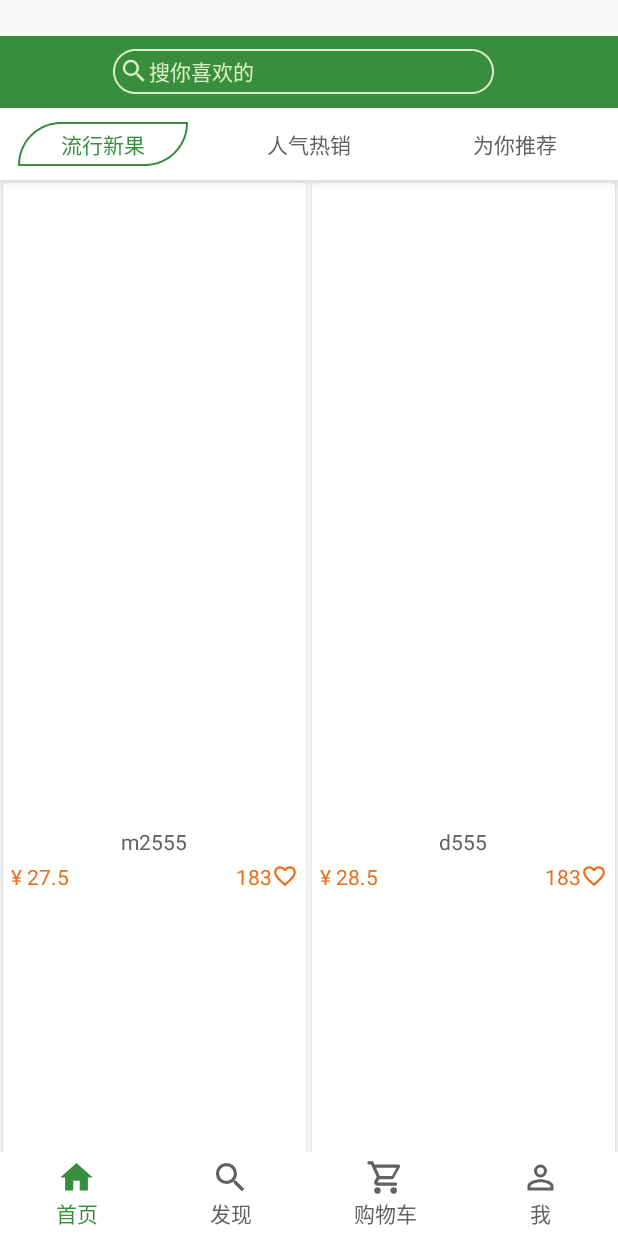
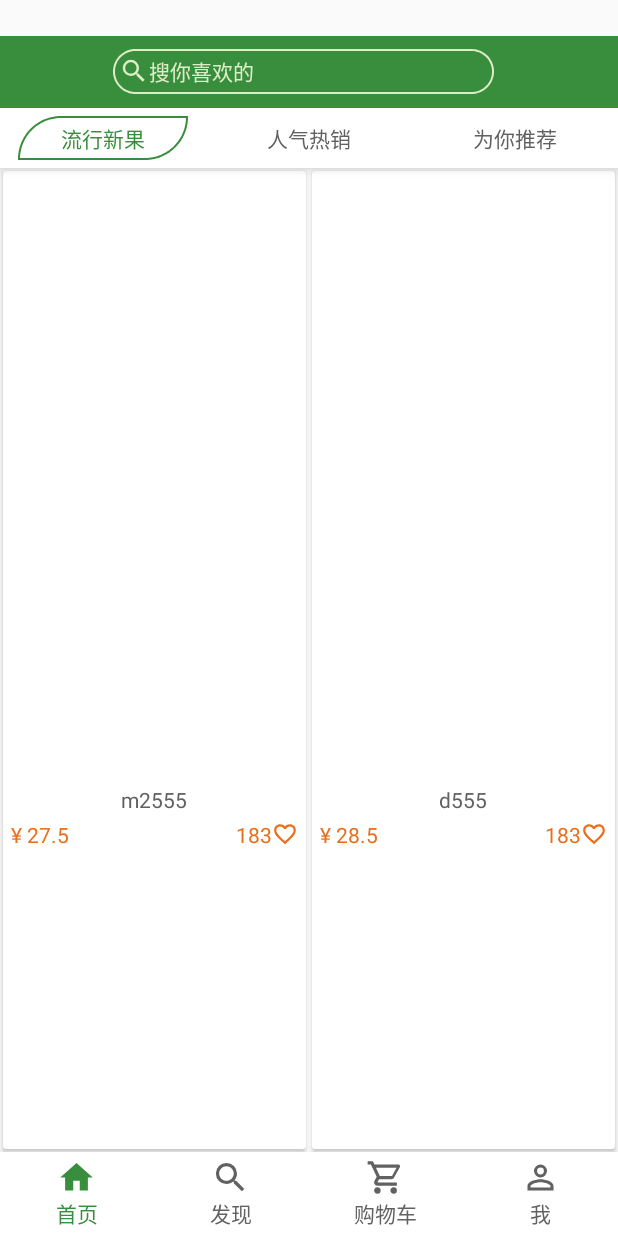
Before and after one commit to TangGSen/SenV2, an Android app: the fragment FoundFragment placed in its activity, on a phone screen of 412 x 824 dp. Run offline under Robolectric (Android 15) with nearby library versions, the phone set to English and light mode, and no system bars; our stand-ins replace ButterKnife; libraries missing offline, so code that uses them is left out: com.nostra13.universalimageloader; 3 statements that could not run were skipped.

Commit message:
优化Found

```diff
--- a/liuboss/src/main/res/layout/fragment_main_act_found.xml
+++ b/liuboss/src/main/res/layout/fragment_main_act_found.xml
@@ -20,7 +20,7 @@
             android:layout_height="48dp"
             android:background="@color/colorPrimaryDark"
             android:minHeight="48dp"
-            app:layout_scrollFlags="scroll|enterAlways">
+           >
 
             <android.support.v7.widget.AppCompatTextView
                 android:id="@+id/tv_search"
@@ -43,7 +43,7 @@
             android:id="@+id/class_tablayout"
             style="@style/TabLayout"
             android:layout_width="match_parent"
-            android:layout_height="@dimen/common_48dp"
+            android:layout_height="@dimen/common_40dp"
             android:layout_gravity="bottom"
             android:background="@color/tab_bgcolor"
 
--- a/liuboss/src/main/res/values/dimens.xml
+++ b/liuboss/src/main/res/values/dimens.xml
@@ -16,5 +16,7 @@
     <dimen name="home_tab_dimens">56dp</dimen>
     <dimen name="frgment_login_4dp">4dp</dimen>
     <dimen name="common_48dp">48dp</dimen>
+    <dimen name="common_38dp">38dp</dimen>
     <dimen name="header_height">250dp</dimen>
+    <dimen name="common_40dp">40dp</dimen>
 </resources>
```
